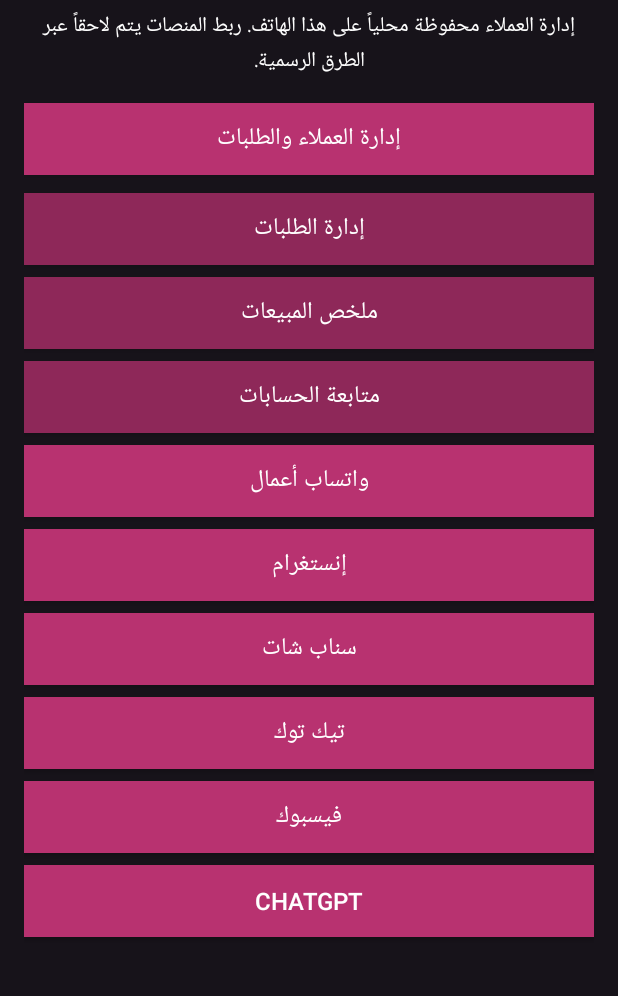
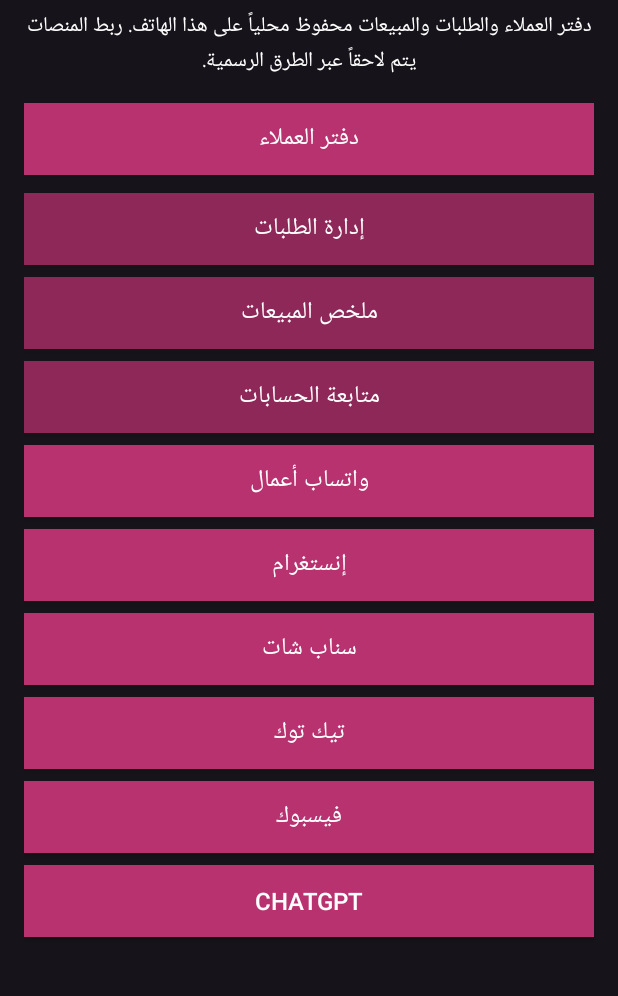
Before and after one commit to omarhal2288-commits/marine-assistant-2026, an Android app: the screen it shows after launch (MainActivity), on a phone screen of 412 x 824 dp, the part 119-1115 px from its top. Run offline under Robolectric (Android 15) with nearby library versions, the phone set to English and light mode, and no system bars.

Commit message:
Clarify customer book navigation label

```diff
--- a/app/src/main/java/com/marine/assistant/MainActivity.kt
+++ b/app/src/main/java/com/marine/assistant/MainActivity.kt
@@ -42,7 +42,7 @@ class MainActivity : Activity() {
         }
         content.addView(title, match())
         val note = TextView(this).apply {
-            text = "إدارة العملاء محفوظة محلياً على هذا الهاتف. ربط المنصات يتم لاحقاً عبر الطرق الرسمية."
+            text = "دفتر العملاء والطلبات والمبيعات محفوظ محلياً على هذا الهاتف. ربط المنصات يتم لاحقاً عبر الطرق الرسمية."
             textSize = 14f
             setTextColor(0xFFFFFFFF.toInt())
             gravity = Gravity.CENTER
@@ -51,7 +51,7 @@ class MainActivity : Activity() {
         content.addView(note, match())
 
         val contactsButton = Button(this).apply {
-            text = "إدارة العملاء والطلبات"
+            text = "دفتر العملاء"
             textSize = 16f
             setTextColor(0xFFFFFFFF.toInt())
             setBackgroundColor(0xFFB83270.toInt())
```
